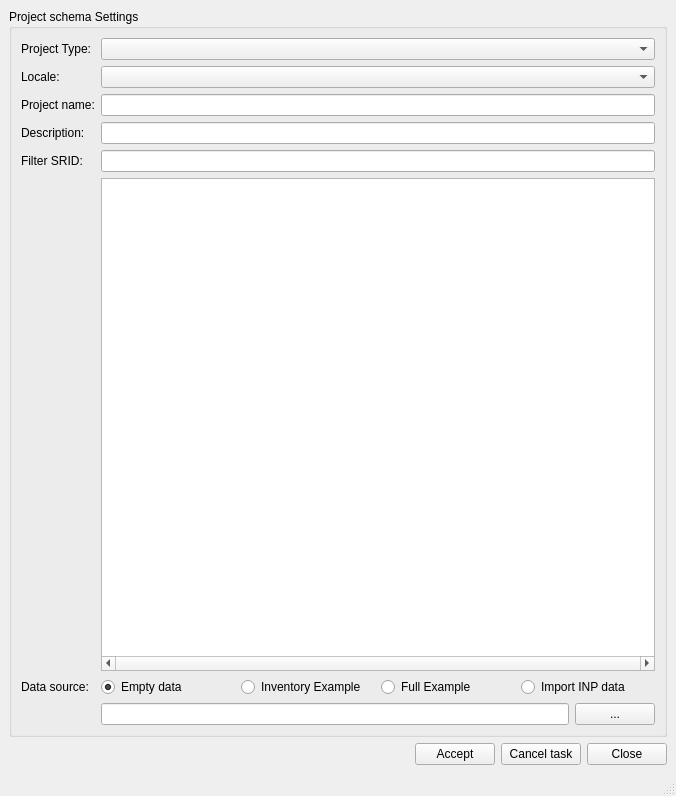
Old version of the form core/ui/admin/admin_dbproject.ui in the repository Giswater/giswater_qgis_plugin.
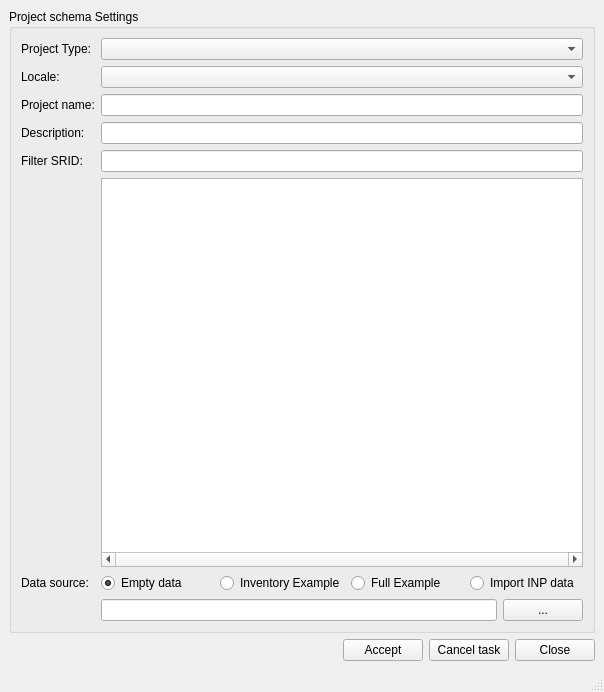
New version of the form.

Commit message: feat(admin.ui): reorder tab order

```diff
--- a/core/ui/admin/admin_dbproject.ui
+++ b/core/ui/admin/admin_dbproject.ui
@@ -6,8 +6,8 @@
    <rect>
     <x>0</x>
     <y>0</y>
-    <width>676</width>
-    <height>796</height>
+    <width>604</width>
+    <height>692</height>
    </rect>
   </property>
   <property name="windowTitle">
```
Left out of the diff: 4 changed lines with no effect on the pictures. The commit also changes 4 other files.
